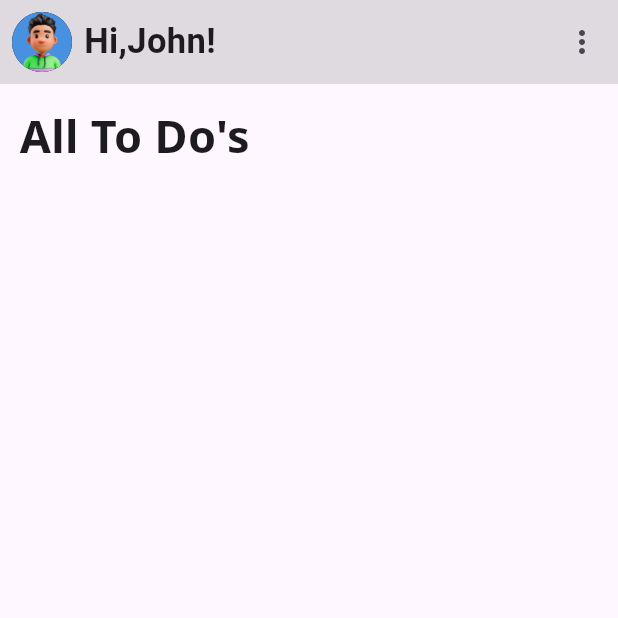
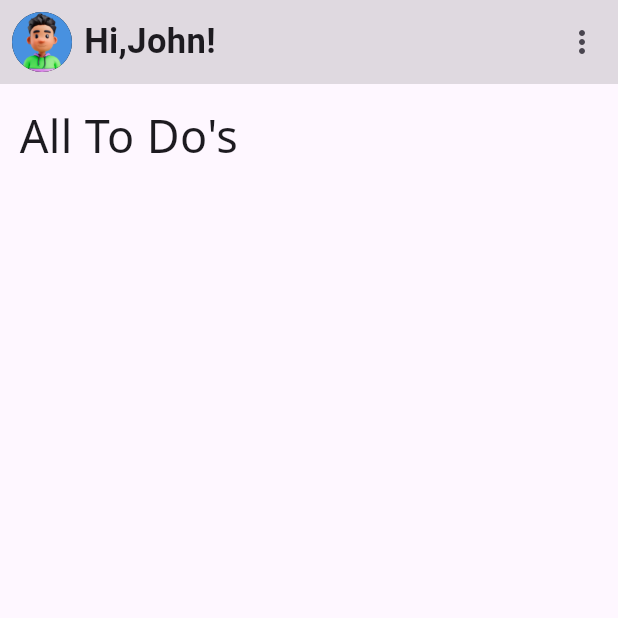
Before and after one commit to Ayushhhshh/task_tracker, a Flutter app: the screen it shows after launch, on a phone screen of 412 x 824 dp, the top half of it. Run offline on Flutter 3.47's test engine with Material 3 defaults, Android fonts, the phone set to English and light mode, and no system bars; our stand-ins replace google_fonts.

```diff
--- a/lib/home.dart
+++ b/lib/home.dart
@@ -18,7 +18,7 @@ class HomePage extends StatelessWidget {
               style: GoogleFonts.notoSans(
                 textStyle: const TextStyle(
                   fontSize: 30,
-                  fontWeight: FontWeight.bold,
+                  fontWeight: FontWeight.w400,
                   fontStyle: FontStyle.normal,
                 ),
               ),
```
